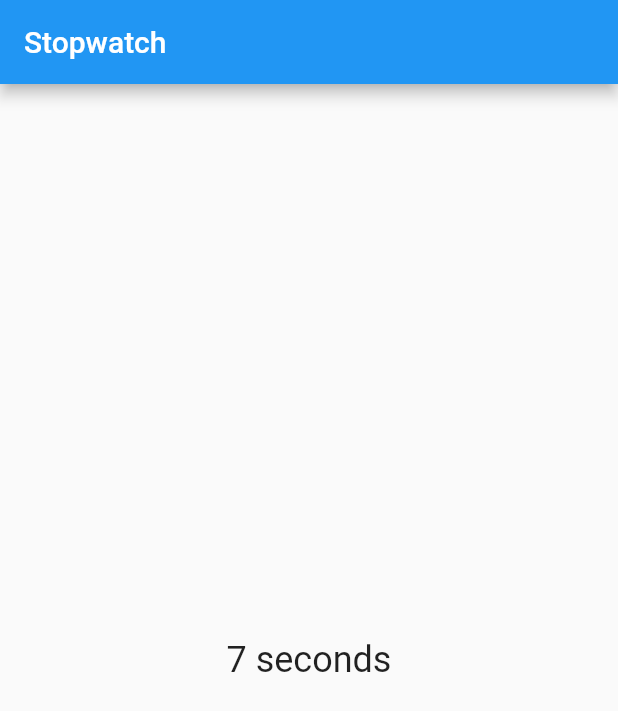
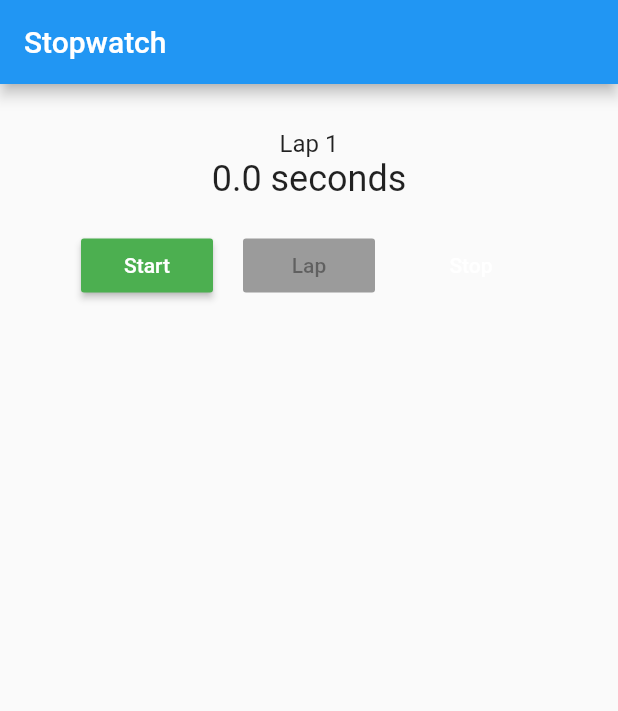
Before and after one commit to PacktPublishing/Flutter-Cookbook, a Flutter app: the screen it shows after launch, on a phone screen of 412 x 824 dp. Shown: the top 711 px of the screen. Run offline on Flutter 3.47's test engine with Material 2 defaults, Android fonts, the phone set to English and light mode, and no system bars.

Commit message:
scrolling content for stopwatch

```diff
--- a/04_Interactivity_and_State/stopwatch/lib/stopwatch.dart
+++ b/04_Interactivity_and_State/stopwatch/lib/stopwatch.dart
@@ -8,15 +8,16 @@ class StopWatch extends StatefulWidget {
 }
 
 class StopWatchState extends State<StopWatch> {
-  int seconds;
+  bool isTicking = false;
+  int milliseconds = 0;
   Timer timer;
 
-  @override
-  void initState() {
-    super.initState();
+  final laps = <int>[];
 
-    seconds = 0;
-    timer = Timer.periodic(Duration(seconds: 1), _onTick);
+  void _onTick(Timer time) {
+    setState(() {
+      milliseconds += 100;
+    });
   }
 
   @override
@@ -25,21 +26,99 @@ class StopWatchState extends State<StopWatch> {
       appBar: AppBar(
         title: Text('Stopwatch'),
       ),
-      body: Center(
-        child: Text(
-          '$seconds ${_secondsText()}',
-          style: Theme.of(context).textTheme.headline,
-        ),
+      body: Column(
+        children: <Widget>[
+          SizedBox(height: 30),
+          _buildCounter(context),
+          SizedBox(height: 20),
+          _buildButtonRow(),
+          _buildLapDisplay(),
+        ],
       ),
     );
   }
 
-  String _secondsText() => seconds == 1 ? 'second' : 'seconds';
+  Column _buildCounter(BuildContext context) {
+    return Column(
+      children: <Widget>[
+        Text(
+          'Lap ${laps.length + 1}',
+          style: Theme.of(context).textTheme.subhead,
+        ),
+        Text(
+          _secondsText(milliseconds),
+          style: Theme.of(context).textTheme.headline,
+        ),
+      ],
+    );
+  }
 
-  void _onTick(Timer time) {
+  Widget _buildButtonRow() {
+    return Row(
+      mainAxisAlignment: MainAxisAlignment.center,
+      children: <Widget>[
+        RaisedButton(
+            color: Colors.green,
+            textColor: Colors.white,
+            child: Text('Start'),
+            onPressed: isTicking ? null : _startTimer),
+        SizedBox(width: 20),
+        RaisedButton(
+          color: Colors.yellow,
+          child: Text('Lap'),
+          onPressed: isTicking ? _lap : null,
+        ),
+        SizedBox(width: 20),
+        FlatButton(
+          color: Colors.red,
+          textColor: Colors.white,
+          child: Text('Stop'),
+          onPressed: isTicking ? _stopTimer : null,
+        ),
+      ],
+    );
+  }
+
+  Widget _buildLapDisplay() {
+    return Flexible(
+      child: ListView(
+        children: laps.map((milliseconds) {
+          return ListTile(
+            title: Text(_secondsText(milliseconds)),
+          );
+        }).toList(),
+      ),
+    );
+  }
+
+  void _startTimer() {
+    timer = Timer.periodic(Duration(milliseconds: 100), _onTick);
+
     setState(() {
-      ++seconds;
+      milliseconds = 0;
+      laps.clear();
+      isTicking = true;
     });
+  }
+
+  void _stopTimer() {
+    timer.cancel();
+
+    setState(() {
+      isTicking = false;
+    });
+  }
+
+  void _lap() {
+    setState(() {
+      laps.add(milliseconds);
+      milliseconds = 0;
+    });
+  }
+
+  String _secondsText(int milliseconds) {
+    final seconds = milliseconds / 1000;
+    return '$seconds seconds';
   }
 
   @override
```
Also changed, not shown: 04_Interactivity_and_State/stopwatch/lib/login_screen.dart (added, +52 -0 lines).
